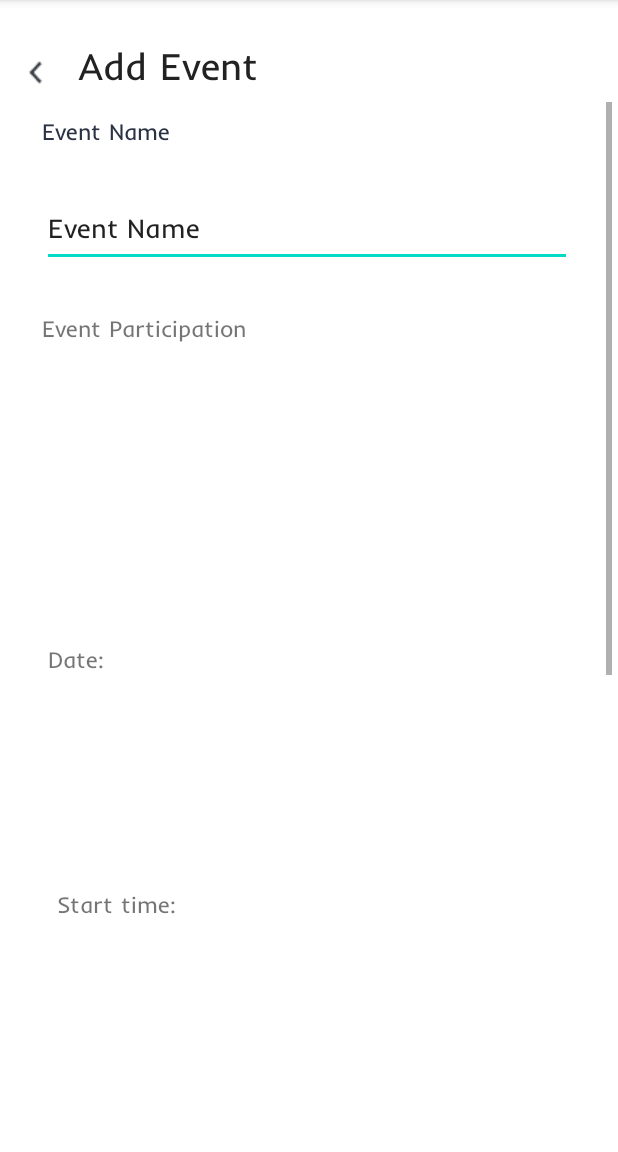
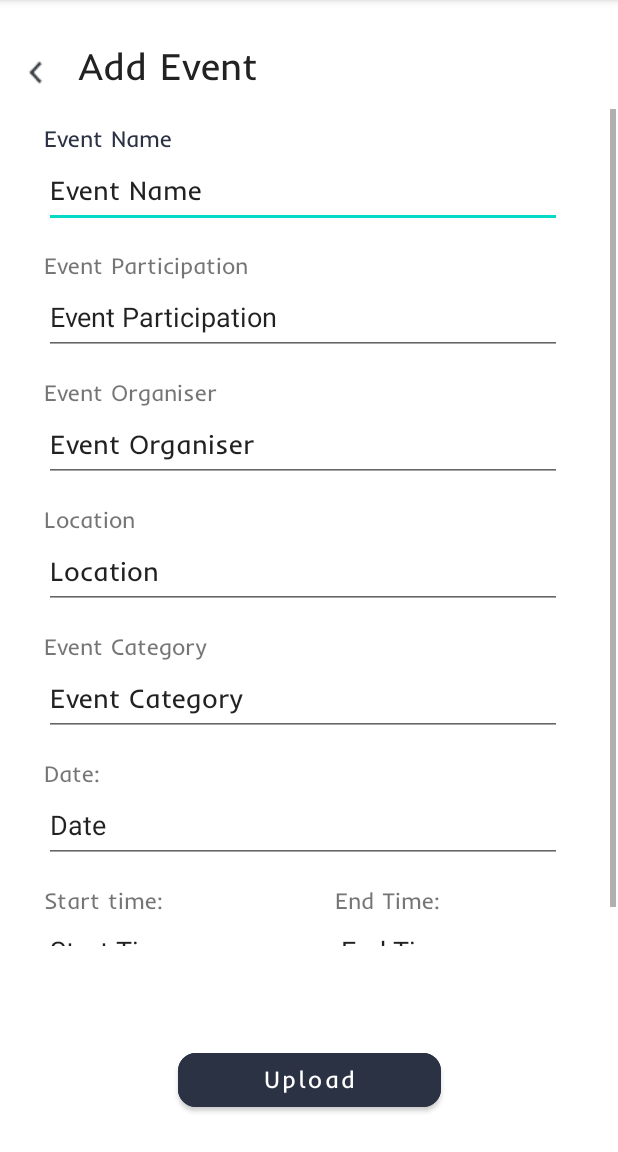
Before and after one commit to florencepoon/INFS3605, an Android app: the AddNewEvent screen opened directly, with no data from a screen before it, on a phone screen of 412 x 824 dp, the part 84-1236 px from its top. Run offline under Robolectric (Android 15) with nearby library versions, the phone set to English and light mode, and no system bars; our stand-ins replace Firebase (no records; nobody signed in at launch, a user with empty details on screens opened directly).

Commit message:
add event fixed

```diff
--- a/app/src/main/res/layout/fragment_create_events.xml
+++ b/app/src/main/res/layout/fragment_create_events.xml
@@ -35,14 +35,31 @@
         app:layout_constraintStart_toStartOf="parent"
         app:layout_constraintTop_toTopOf="parent" />
 
+    <Button
+        android:id="@+id/button2"
+        android:layout_width="175dp"
+        android:layout_height="48dp"
+        android:layout_marginBottom="24dp"
+        android:backgroundTint="@color/navy"
+        android:fontFamily="@font/inder"
+        android:text="@string/Upload"
+        android:textAllCaps="false"
+        android:textSize="16sp"
+        app:cornerRadius="12dp"
+        app:layout_constraintBottom_toBottomOf="parent"
+        app:layout_constraintEnd_toEndOf="parent"
+        app:layout_constraintStart_toStartOf="parent" />
+
     <ScrollView
-        android:layout_width="408dp"
-        android:layout_height="664dp"
-        android:layout_marginTop="8dp"
+        android:layout_width="409dp"
+        android:layout_height="558dp"
+        android:layout_marginTop="10dp"
+        android:layout_marginBottom="30dp"
+        app:layout_constraintBottom_toBottomOf="parent"
         app:layout_constraintEnd_toEndOf="parent"
-        app:layout_constraintHorizontal_bias="0.0"
         app:layout_constraintStart_toStartOf="parent"
-        app:layout_constraintTop_toBottomOf="@+id/textView3">
+        app:layout_constraintTop_toBottomOf="@+id/textView3"
+        app:layout_constraintVertical_bias="0.027">
 
         <androidx.constraintlayout.widget.ConstraintLayout
             android:id="@+id/linearLayout"
@@ -67,16 +84,14 @@
 
             <EditText
                 android:id="@+id/addEventName"
-                android:layout_width="353dp"
-                android:layout_height="51dp"
+                android:layout_width="345dp"
+                android:layout_height="50dp"
                 android:layout_marginStart="28dp"
                 android:layout_marginEnd="28dp"
-                android:layout_marginBottom="31dp"
                 android:ems="10"
                 android:fontFamily="@font/inder"
                 android:inputType="text"
                 android:text="@string/event_name"
-                app:layout_constraintBottom_toTopOf="@+id/textView"
                 app:layout_constraintEnd_toEndOf="parent"
                 app:layout_constraintHorizontal_bias="0.0"
                 app:layout_constraintStart_toStartOf="parent"
@@ -87,6 +102,7 @@
                 android:layout_width="wrap_content"
                 android:layout_height="wrap_content"
                 android:layout_marginStart="28dp"
+                android:layout_marginTop="15dp"
                 android:layout_marginBottom="40dp"
                 android:fontFamily="@font/inder"
                 android:text="Event Participation"
@@ -97,27 +113,24 @@
 
             <EditText
                 android:id="@+id/editTextParticipation"
-                android:layout_width="0dp"
-                android:layout_height="0dp"
-                android:layout_marginStart="34dp"
-                android:layout_marginLeft="34dp"
-                android:layout_marginEnd="34dp"
-                android:layout_marginRight="34dp"
-                android:layout_marginBottom="60dp"
+                android:layout_width="345dp"
+                android:layout_height="50dp"
+                android:layout_marginStart="28dp"
+                android:layout_marginEnd="28dp"
                 android:ems="10"
                 android:inputType="date"
                 android:text="Event Participation"
-                app:layout_constraintBottom_toTopOf="@+id/textView7"
                 app:layout_constraintEnd_toEndOf="parent"
+                app:layout_constraintHorizontal_bias="0.0"
                 app:layout_constraintStart_toStartOf="parent"
                 app:layout_constraintTop_toBottomOf="@+id/textView" />
 
             <TextView
                 android:id="@+id/textView7"
-                android:layout_width="163dp"
-                android:layout_height="0dp"
+                android:layout_width="wrap_content"
+                android:layout_height="wrap_content"
                 android:layout_marginStart="28dp"
-                android:layout_marginBottom="59dp"
+                android:layout_marginTop="15dp"
                 android:fontFamily="@font/inder"
                 android:text="@string/event_organiser"
                 android:textSize="15sp"
@@ -127,19 +140,13 @@
 
             <EditText
                 android:id="@+id/editTextEventOrganiser"
-                android:layout_width="0dp"
-                android:layout_height="0dp"
-                android:layout_marginStart="33dp"
-                android:layout_marginLeft="33dp"
-                android:layout_marginEnd="33dp"
-                android:layout_marginRight="33dp"
-                android:layout_marginBottom="42dp"
+                android:layout_width="345dp"
+                android:layout_height="50dp"
+                android:layout_marginStart="28dp"
                 android:ems="10"
                 android:fontFamily="@font/inder"
                 android:inputType="text"
                 android:text="@string/event_organiser"
-                app:layout_constraintBottom_toTopOf="@+id/textView10"
-                app:layout_constraintEnd_toEndOf="parent"
                 app:layout_constraintStart_toStartOf="parent"
                 app:layout_constraintTop_toBottomOf="@+id/textView7" />
 
@@ -147,159 +154,118 @@
                 android:id="@+id/textView8"
                 android:layout_width="wrap_content"
                 android:layout_height="wrap_content"
-                android:layout_marginStart="42dp"
-                android:layout_marginBottom="40dp"
+                android:layout_marginStart="28dp"
+                android:layout_marginTop="15dp"
                 android:fontFamily="@font/inder"
                 android:text="@string/event_location"
                 android:textSize="15sp"
-                app:layout_constraintBottom_toTopOf="@+id/editTextDate"
                 app:layout_constraintStart_toStartOf="parent"
-                app:layout_constraintTop_toBottomOf="@+id/editTextEventCategory" />
+                app:layout_constraintTop_toBottomOf="@+id/editTextEventOrganiser" />
+
+            <EditText
+                android:id="@+id/editTextLocation"
+                android:layout_width="345dp"
+                android:layout_height="50dp"
+                android:layout_marginStart="28dp"
+                android:ems="10"
+                android:fontFamily="@font/inder"
+                android:inputType="text"
+                android:text="@string/event_location"
+                app:layout_constraintStart_toStartOf="parent"
+                app:layout_constraintTop_toBottomOf="@+id/textView8" />
+
+            <TextView
+                android:id="@+id/textView11"
+                android:layout_width="wrap_content"
+                android:layout_height="wrap_content"
+                android:layout_marginStart="28dp"
+                android:layout_marginTop="15dp"
+                android:fontFamily="@font/inder"
+                android:text="@string/event_category"
+                android:textSize="15sp"
+                app:layout_constraintStart_toStartOf="parent"
+                app:layout_constraintTop_toBottomOf="@+id/editTextLocation" />
+
+            <EditText
+                android:id="@+id/editTextDate"
+                android:layout_width="345dp"
+                android:layout_height="50dp"
+                android:layout_marginStart="28dp"
+                android:ems="10"
+                android:inputType="date"
+                android:text="Date"
+                android:textSize="18sp"
+                app:layout_constraintStart_toStartOf="parent"
+                app:layout_constraintTop_toBottomOf="@+id/textView10" />
+
+            <TextView
+                android:id="@+id/textView5"
+                android:layout_width="130dp"
+                android:layout_height="wrap_content"
+                android:layout_marginStart="28dp"
+                android:layout_marginTop="15dp"
+                android:fontFamily="@font/inder"
+                android:text="@string/event_startTime"
+                android:textSize="15sp"
+                app:layout_constraintStart_toStartOf="parent"
+                app:layout_constraintTop_toBottomOf="@+id/editTextDate" />
+
+            <EditText
+                android:id="@+id/editTextEndTime"
+                android:layout_width="162dp"
+                android:layout_height="48dp"
+                android:layout_marginStart="64dp"
+                android:ems="10"
+                android:inputType="time"
+                android:text="End Time"
+                app:layout_constraintStart_toEndOf="@+id/textView5"
+                app:layout_constraintTop_toBottomOf="@+id/textView9" />
 
             <TextView
                 android:id="@+id/textView10"
                 android:layout_width="wrap_content"
                 android:layout_height="wrap_content"
-                android:layout_marginStart="32dp"
-                android:layout_marginBottom="144dp"
+                android:layout_marginStart="28dp"
+                android:layout_marginTop="15dp"
                 android:fontFamily="@font/inder"
                 android:text="@string/event_date"
                 android:textSize="15sp"
-                app:layout_constraintBottom_toTopOf="@+id/textView5"
                 app:layout_constraintStart_toStartOf="parent"
-                app:layout_constraintTop_toBottomOf="@+id/editTextEventOrganiser" />
+                app:layout_constraintTop_toBottomOf="@+id/editTextEventCategory" />
 
-            <TextView
-                android:id="@+id/textView5"
-                android:layout_width="130dp"
-                android:layout_height="wrap_content"
-                android:layout_marginStart="38dp"
-                android:layout_marginLeft="38dp"
-                android:layout_marginBottom="144dp"
-                android:fontFamily="@font/inder"
-                android:text="@string/event_startTime"
-                android:textSize="15sp"
-                app:layout_constraintBottom_toTopOf="@+id/textView11"
+            <EditText
+                android:id="@+id/editTextStartTime"
+                android:layout_width="174dp"
+                android:layout_height="48dp"
+                android:layout_marginStart="28dp"
+                android:ems="10"
+                android:inputType="time"
+                android:text="Start Time"
                 app:layout_constraintStart_toStartOf="parent"
-                app:layout_constraintTop_toBottomOf="@+id/textView10" />
-
-            <TextView
-                android:id="@+id/textView11"
-                android:layout_width="wrap_content"
-                android:layout_height="wrap_content"
-                android:layout_marginStart="4dp"
-                android:layout_marginLeft="4dp"
-                android:layout_marginEnd="4dp"
-                android:layout_marginRight="4dp"
-                android:layout_marginBottom="41dp"
-                android:fontFamily="@font/inder"
-                android:text="@string/event_category"
-                android:textSize="15sp"
-                app:layout_constraintBottom_toTopOf="@+id/editTextEndTime"
-                app:layout_constraintEnd_toEndOf="@+id/textView9"
-                app:layout_constraintStart_toStartOf="@+id/editTextStartTime"
                 app:layout_constraintTop_toBottomOf="@+id/textView5" />
 
             <EditText
-                android:id="@+id/editTextEndTime"
-                android:layout_width="162dp"
-                android:layout_height="0dp"
-                android:layout_marginStart="2dp"
-                android:layout_marginLeft="2dp"
-                android:layout_marginBottom="39dp"
-                android:ems="10"
-                android:inputType="time"
-                android:text="End Time"
-                app:layout_constraintBottom_toTopOf="@+id/editTextStartTime"
-                app:layout_constraintStart_toStartOf="parent"
-                app:layout_constraintTop_toBottomOf="@+id/textView11" />
-
-            <EditText
-                android:id="@+id/editTextStartTime"
-                android:layout_width="157dp"
-                android:layout_height="0dp"
-                android:layout_marginStart="38dp"
-                android:layout_marginLeft="38dp"
-                android:layout_marginBottom="41dp"
-                android:ems="10"
-                android:inputType="time"
-                android:text="Start Time"
-                app:layout_constraintBottom_toTopOf="@+id/editTextLocation"
-                app:layout_constraintStart_toStartOf="parent"
-                app:layout_constraintTop_toBottomOf="@+id/editTextEndTime" />
-
-            <EditText
-                android:id="@+id/editTextLocation"
-                android:layout_width="260dp"
-                android:layout_height="0dp"
-                android:layout_marginStart="46dp"
-                android:layout_marginLeft="46dp"
-                android:layout_marginBottom="40dp"
-                android:ems="10"
-                android:fontFamily="@font/inder"
-                android:inputType="text"
-                android:text="@string/event_location"
-                app:layout_constraintBottom_toTopOf="@+id/button2"
-                app:layout_constraintStart_toStartOf="parent"
-                app:layout_constraintTop_toBottomOf="@+id/editTextStartTime" />
-
-            <Button
-                android:id="@+id/button2"
-                android:layout_width="202dp"
-                android:layout_height="0dp"
-                android:layout_marginEnd="50dp"
-                android:layout_marginRight="50dp"
-                android:layout_marginBottom="31dp"
-                android:backgroundTint="@color/navy"
-                android:fontFamily="@font/inder"
-                android:text="@string/Upload"
-                android:textAllCaps="false"
-                android:textSize="16sp"
-                app:layout_constraintBottom_toTopOf="@+id/editTextEventCategory"
-                app:layout_constraintEnd_toEndOf="@+id/editTextEventCategory"
-                app:layout_constraintTop_toBottomOf="@+id/editTextLocation" />
-
-            <EditText
                 android:id="@+id/editTextEventCategory"
-                android:layout_width="335dp"
-                android:layout_height="0dp"
-                android:layout_marginEnd="24dp"
-                android:layout_marginRight="24dp"
-                android:layout_marginBottom="30dp"
+                android:layout_width="345dp"
+                android:layout_height="50dp"
+                android:layout_marginStart="28dp"
                 android:ems="10"
                 android:fontFamily="@font/inder"
                 android:inputType="text"
                 android:text="@string/event_category"
-                app:layout_constraintBottom_toTopOf="@+id/textView8"
-                app:layout_constraintEnd_toEndOf="parent"
-                app:layout_constraintTop_toBottomOf="@+id/button2" />
-
-            <EditText
-                android:id="@+id/editTextDate"
-                android:layout_width="256dp"
-                android:layout_height="0dp"
-                android:layout_marginStart="38dp"
-                android:layout_marginLeft="38dp"
-                android:layout_marginBottom="144dp"
-                android:ems="10"
-                android:inputType="date"
-                android:text="Date"
-                android:textSize="18sp"
-                app:layout_constraintBottom_toTopOf="@+id/textView9"
                 app:layout_constraintStart_toStartOf="parent"
-                app:layout_constraintTop_toBottomOf="@+id/textView8" />
+                app:layout_constraintTop_toBottomOf="@+id/textView11" />
 
             <TextView
                 android:id="@+id/textView9"
                 android:layout_width="150dp"
                 android:layout_height="wrap_content"
-                android:layout_marginStart="2dp"
-                android:layout_marginLeft="2dp"
+                android:layout_marginStart="64dp"
+                android:layout_marginTop="15dp"
                 android:fontFamily="@font/inder"
                 android:text="@string/event_endTime"
                 android:textSize="15sp"
-                app:layout_constraintBottom_toBottomOf="parent"
-                app:layout_constraintStart_toStartOf="parent"
+                app:layout_constraintStart_toEndOf="@+id/textView5"
                 app:layout_constraintTop_toBottomOf="@+id/editTextDate" />
         </androidx.constraintlayout.widget.ConstraintLayout>
     </ScrollView>
```
